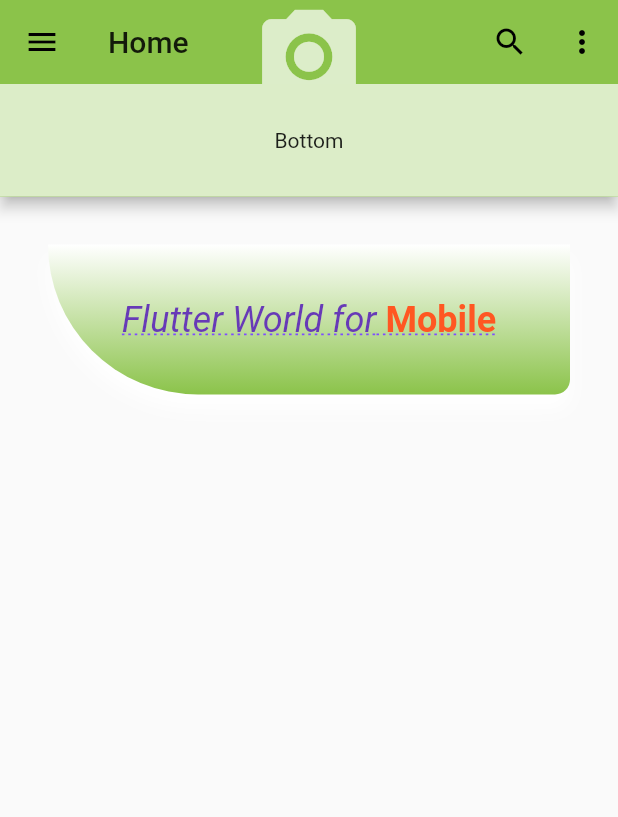
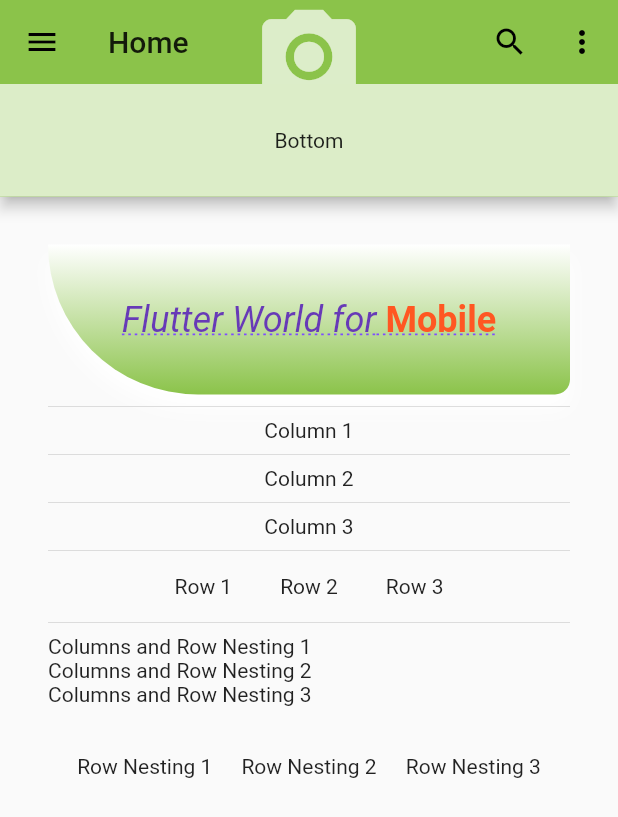
Before and after one commit to sanix-sandel/Flutter_, a Flutter app: the screen it shows after launch, on a phone screen of 412 x 824 dp. Shown: the top 817 px of the screen. Run offline on Flutter 3.47's test engine with Material 2 defaults, Android fonts, the phone set to English and light mode, and no system bars.

Commit message:
Rows and Columns nesting

```diff
--- a/lib/home.dart
+++ b/lib/home.dart
@@ -46,6 +46,12 @@ class _HomeState extends State<Home> {
                   child: Column(
                     children: <Widget>[
                       const ContainerWithBoxDecorationWidget(),
+                      Divider(),
+                      const ColumnWidget(),
+                      Divider(),
+                      const RowWidget(),
+                      Divider(),
+                      const ColumnAndRowNestingWidget(),
                     ],
                   )),
             ),
@@ -109,3 +115,86 @@ class ContainerWithBoxDecorationWidget extends StatelessWidget {
     ]);
   }
 }
+
+class ColumnWidget extends StatelessWidget {
+  const ColumnWidget({
+    Key? key,
+  }) : super(key: key);
+
+  @override
+  Widget build(BuildContext context) {
+    return Column(
+      crossAxisAlignment: CrossAxisAlignment.center,
+      mainAxisAlignment: MainAxisAlignment.spaceEvenly,
+      mainAxisSize: MainAxisSize.max,
+      children: <Widget>[
+        Text('Column 1'),
+        Divider(),
+        Text('Column 2'),
+        Divider(),
+        Text('Column 3'),
+      ],
+    );
+  }
+}
+
+class RowWidget extends StatelessWidget {
+  const RowWidget({
+    Key? key,
+  }) : super(key: key);
+
+  @override
+  Widget build(BuildContext context) {
+    return Row(
+      crossAxisAlignment: CrossAxisAlignment.start,
+      mainAxisAlignment: MainAxisAlignment.spaceEvenly,
+      mainAxisSize: MainAxisSize.max,
+      children: <Widget>[
+        Row(
+          children: <Widget>[
+            Text('Row 1'),
+            Padding(padding: EdgeInsets.all(16.0)),
+            Text('Row 2'),
+            Padding(padding: EdgeInsets.all(16.0)),
+            Text('Row 3'),
+          ],
+        ),
+      ],
+    );
+  }
+}
+
+class ColumnAndRowNestingWidget extends StatelessWidget {
+  const ColumnAndRowNestingWidget({Key? key}) : super(key: key);
+
+  @override
+  Widget build(BuildContext context) {
+    return Column(
+      crossAxisAlignment: CrossAxisAlignment.start,
+      mainAxisAlignment: MainAxisAlignment.spaceEvenly,
+      mainAxisSize: MainAxisSize.max,
+      children: <Widget>[
+        Text(
+          'Columns and Row Nesting 1',
+        ),
+        Text(
+          'Columns and Row Nesting 2',
+        ),
+        Text(
+          'Columns and Row Nesting 3',
+        ),
+        Padding(
+          padding: EdgeInsets.all(16.0),
+        ),
+        Row(
+          mainAxisAlignment: MainAxisAlignment.spaceEvenly,
+          children: <Widget>[
+            Text('Row Nesting 1'),
+            Text('Row Nesting 2'),
+            Text('Row Nesting 3'),
+          ],
+        ),
+      ],
+    );
+  }
+}
```
